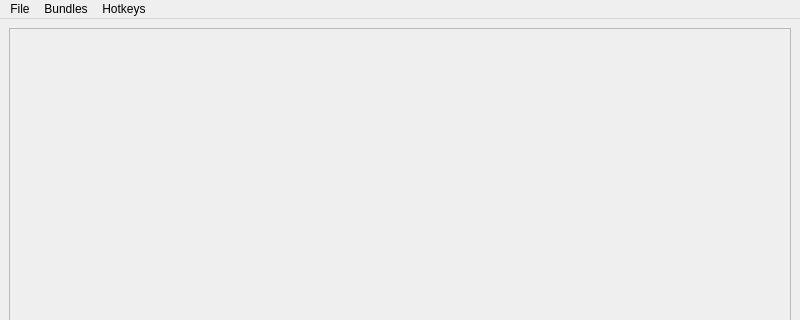
Above: apps/HotkeySoundboard/src/forms/hotkeysoundboard.ui from DistantJragon/Hotkey-Soundboard before the change; both pictures show x 0 to 800 and y 0 to 320 of the 800 by 600 pixel window. Below: the same form after it.
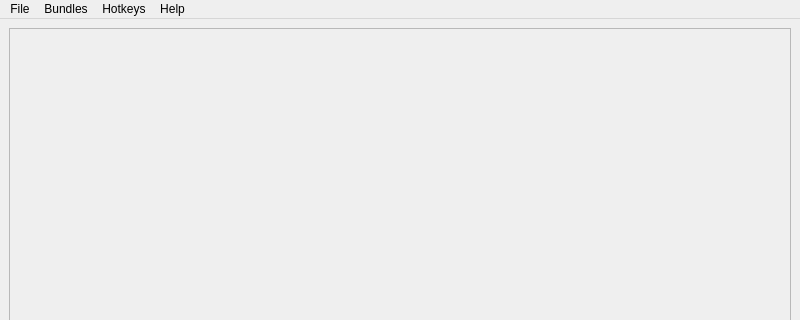
That is the form after the change. Icons and pictures are not drawn.

Patch:
```diff
--- a/apps/HotkeySoundboard/src/forms/hotkeysoundboard.ui
+++ b/apps/HotkeySoundboard/src/forms/hotkeysoundboard.ui
@@ -63,9 +63,16 @@
     </property>
     <addaction name="actionOpen_Hotkey_Manager"/>
    </widget>
+   <widget class="QMenu" name="menuHelp">
+    <property name="title">
+     <string>Help</string>
+    </property>
+    <addaction name="actionAbout"/>
+   </widget>
    <addaction name="menuFile"/>
    <addaction name="menuGroups"/>
    <addaction name="menuHotkeys"/>
+   <addaction name="menuHelp"/>
   </widget>
   <widget class="QStatusBar" name="statusbar"/>
   <action name="actionCreate_New_Bundle">
```
Left out of the diff: 44 changed lines with no effect on the pictures.
